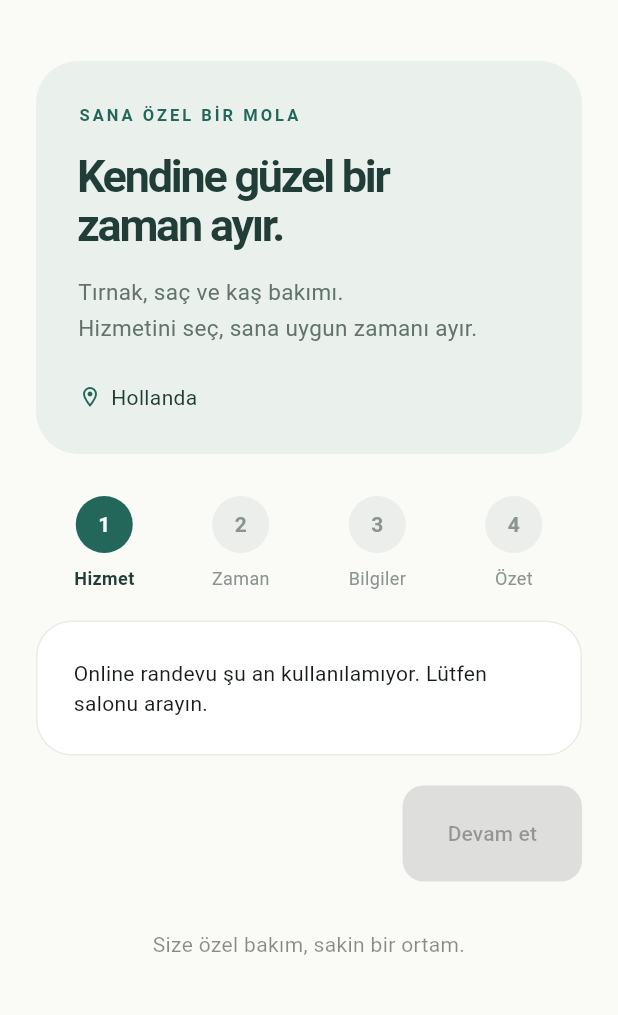
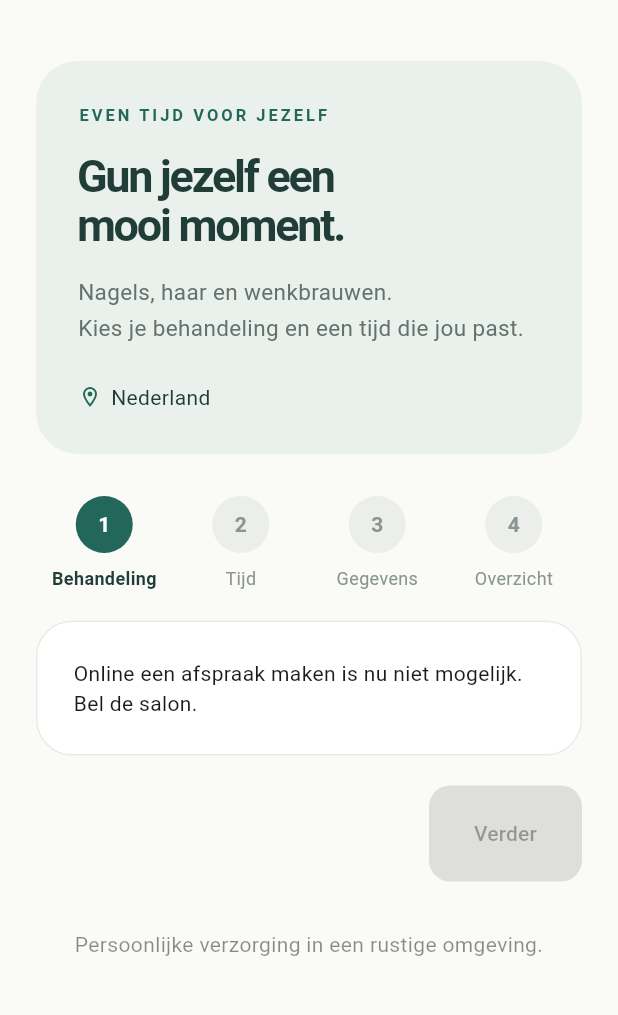
Before and after one commit to unalcan123/beauty-booking-app, a Flutter app: the screen it shows after launch, on a phone screen of 412 x 824 dp, the part 59-1074 px from its top. Run offline on Flutter 3.47's test engine with Material 3 defaults, Android fonts, the phone set to English and light mode, and no system bars; our stand-ins replace supabase_flutter; accounts and stored records are empty.

Commit message:
Translate the app and e-mails to Dutch
Customer booking flow, admin dashboard, cancel page and notification
e-mails are now Dutch. Cancel links use #/annuleren; #/iptal keeps
working for links already sent. supabase/dutch_names.sql renames the
services in an existing database.

Co-Authored-By: Claude Opus 5.5 <noreply@anthropic.com>

```diff
--- a/lib/booking_design.dart
+++ b/lib/booking_design.dart
@@ -11,13 +11,13 @@ class BookingHero extends StatelessWidget {
     decoration: BoxDecoration(color: const Color(0xFFEAF1EC), borderRadius: BorderRadius.circular(28)),
     child: LayoutBuilder(builder: (context, box) => Row(children: [
       Expanded(child: Column(crossAxisAlignment: CrossAxisAlignment.start, children: [
-        const Text('SANA ÖZEL BİR MOLA', style: TextStyle(color: accent, letterSpacing: 2, fontSize: 11, fontWeight: FontWeight.w700)),
+        const Text('EVEN TIJD VOOR JEZELF', style: TextStyle(color: accent, letterSpacing: 2, fontSize: 11, fontWeight: FontWeight.w700)),
         const SizedBox(height: 16),
-        Text('Kendine güzel bir\nzaman ayır.', style: TextStyle(color: ink, fontSize: box.maxWidth < 500 ? 30 : 46, fontWeight: FontWeight.w600, height: 1.1, letterSpacing: -1.5)),
+        Text('Gun jezelf een\nmooi moment.', style: TextStyle(color: ink, fontSize: box.maxWidth < 500 ? 30 : 46, fontWeight: FontWeight.w600, height: 1.1, letterSpacing: -1.5)),
         const SizedBox(height: 16),
-        const Text('Tırnak, saç ve kaş bakımı.\nHizmetini seç, sana uygun zamanı ayır.', style: TextStyle(color: Color(0xFF62726C), height: 1.6, fontSize: 15)),
+        const Text('Nagels, haar en wenkbrauwen.\nKies je behandeling en een tijd die jou past.', style: TextStyle(color: Color(0xFF62726C), height: 1.6, fontSize: 15)),
         const SizedBox(height: 24),
-        const Row(children: [Icon(Icons.location_on_outlined, size: 16, color: accent), SizedBox(width: 6), Text('Hollanda', style: TextStyle(color: ink))]),
+        const Row(children: [Icon(Icons.location_on_outlined, size: 16, color: accent), SizedBox(width: 6), Text('Nederland', style: TextStyle(color: ink))]),
       ])),
       if (box.maxWidth > 650) Container(width: 180, height: 180,
         decoration: BoxDecoration(color: const Color(0xFFD7E5DB), borderRadius: BorderRadius.circular(90)),
@@ -38,7 +38,7 @@ class BookingProgress extends StatelessWidget {
           child: Center(child: index < step ? const Icon(Icons.check, color: Colors.white, size: 18)
             : Text('${index + 1}', style: TextStyle(color: index == step ? Colors.white : const Color(0xFF8A9490), fontWeight: FontWeight.w600)))),
         const SizedBox(height: 8),
-        Text(['Hizmet', box.maxWidth < 420 ? 'Zaman' : 'Tarih & saat', 'Bilgiler', 'Özet'][index],
+        Text(['Behandeling', box.maxWidth < 420 ? 'Tijd' : 'Datum & tijd', 'Gegevens', 'Overzicht'][index],
           style: TextStyle(fontSize: 12, color: index <= step ? ink : const Color(0xFF8A9490), fontWeight: index == step ? FontWeight.w700 : FontWeight.w400)),
       ])),
     ]))),
@@ -65,7 +65,7 @@ class ModernServiceTile extends StatelessWidget {
             const SizedBox(width: 16),
             Expanded(child: Column(crossAxisAlignment: CrossAxisAlignment.start, children: [
               Text(title, style: const TextStyle(fontSize: 16, fontWeight: FontWeight.w600, color: ink)),
-              const SizedBox(height: 7), Row(children: [const Icon(Icons.schedule, size: 14, color: Color(0xFF7D8983)), const SizedBox(width: 5), Text('$minutes dakika', style: const TextStyle(fontSize: 13, color: Color(0xFF7D8983)))]),
+              const SizedBox(height: 7), Row(children: [const Icon(Icons.schedule, size: 14, color: Color(0xFF7D8983)), const SizedBox(width: 5), Text('$minutes minuten', style: const TextStyle(fontSize: 13, color: Color(0xFF7D8983)))]),
             ])),
             const SizedBox(width: 12), Text(price, style: const TextStyle(color: ink, fontWeight: FontWeight.w700, fontSize: 18)),
             const SizedBox(width: 12), Icon(selected ? Icons.check_circle : Icons.radio_button_unchecked, color: selected ? accent : const Color(0xFFCAD2CD), size: 22),
--- a/lib/booking_time_picker.dart
+++ b/lib/booking_time_picker.dart
@@ -22,7 +22,7 @@ class _BookingTimePickerState extends State<BookingTimePicker> {
   String? loadedFor;
   static const purple = Color(0xFF4E3473);
   static const blue = Color(0xFFD6EAFF);
-  static const months = ['Ocak','Şubat','Mart','Nisan','Mayıs','Haziran','Temmuz','Ağustos','Eylül','Ekim','Kasım','Aralık'];
+  static const months = ['Januari','Februari','Maart','April','Mei','Juni','Juli','Augustus','September','Oktober','November','December'];
   @override
   void initState() {
     super.initState();
@@ -59,14 +59,14 @@ class _BookingTimePickerState extends State<BookingTimePicker> {
       decoration: BoxDecoration(border: Border.all(color: const Color(0xFFE2E3E8)), borderRadius: BorderRadius.circular(3)),
       child: Column(children: [
         Row(children: [IconButton(onPressed: () => changeMonth(-1), icon: const Icon(Icons.chevron_left)),
-          if (constraints.maxWidth > 500) TextButton(onPressed: () => changeMonth(-1), child: const Text('Önceki ay')),
+          if (constraints.maxWidth > 500) TextButton(onPressed: () => changeMonth(-1), child: const Text('Vorige maand')),
           Expanded(child: Text('${months[month.month - 1]} ${month.year}', textAlign: TextAlign.center, style: const TextStyle(fontWeight: FontWeight.w600))),
-          if (constraints.maxWidth > 500) TextButton(onPressed: () => changeMonth(1), child: const Text('Sonraki ay')),
+          if (constraints.maxWidth > 500) TextButton(onPressed: () => changeMonth(1), child: const Text('Volgende maand')),
           IconButton(onPressed: () => changeMonth(1), icon: const Icon(Icons.chevron_right)),
         ]),
         const SizedBox(height: 32),
         Row(children: List.generate(columns, (i) => Expanded(child: Column(children: [
-          Text(['PZT','SAL','ÇAR','PER','CUM','CMT','PAZ'][i % 7], style: TextStyle(fontSize: 12, fontWeight: FontWeight.w600, color: i % 7 >= 5 ? const Color(0xFFD65D66) : const Color(0xFF484848))),
+          Text(['MA','DI','WO','DO','VR','ZA','ZO'][i % 7], style: TextStyle(fontSize: 12, fontWeight: FontWeight.w600, color: i % 7 >= 5 ? const Color(0xFFD65D66) : const Color(0xFF484848))),
           const SizedBox(height: 18), Container(width: 30, height: 1, color: const Color(0xFFAAAAAA)), const SizedBox(height: 10),
         ])))),
         ...List.generate(rows, (row) => Row(children: List.generate(columns, (col) => Expanded(child: day(first.add(Duration(days: row * columns + col))))))),
@@ -76,22 +76,22 @@ class _BookingTimePickerState extends State<BookingTimePicker> {
     decoration: BoxDecoration(border: Border.all(color: const Color(0xFFE2E3E8)), borderRadius: BorderRadius.circular(3)),
     child: Column(crossAxisAlignment: CrossAxisAlignment.start, children: [
       Text(widget.service, style: const TextStyle(fontWeight: FontWeight.w600, fontSize: 16)),
-      const SizedBox(height: 42), Text('${widget.minutes} dakika'), const SizedBox(height: 12), Text(euro(widget.price)),
+      const SizedBox(height: 42), Text('${widget.minutes} minuten'), const SizedBox(height: 12), Text(euro(widget.price)),
     ]));
   Widget slots() {
     final d = widget.date;
     final key = d == null ? null : '${isoDate(d)}|${widget.serviceId}';
     if (key != loadedFor) { loadedFor = key; available = d == null ? null : loadSlots(d); }
     return Column(crossAxisAlignment: CrossAxisAlignment.start, children: [
-    const Text('Uygun başlangıç saatleri', style: TextStyle(fontSize: 24, fontWeight: FontWeight.w600, color: Color(0xFF4B4B4B))),
+    const Text('Beschikbare begintijden', style: TextStyle(fontSize: 24, fontWeight: FontWeight.w600, color: Color(0xFF4B4B4B))),
     const SizedBox(height: 12),
-    if (widget.date == null) const Padding(padding: EdgeInsets.only(bottom: 12), child: Text('Önce takvimden bir gün seçin.')),
+    if (widget.date == null) const Padding(padding: EdgeInsets.only(bottom: 12), child: Text('Kies eerst een dag in de kalender.')),
     if (available != null) FutureBuilder<List<String>>(future: available, builder: (context, result) {
       if (result.connectionState != ConnectionState.done) return const Padding(padding: EdgeInsets.all(12), child: CircularProgressIndicator());
-      if (result.hasError) return Row(children: [const Expanded(child: Text('Müsait saatler yüklenemedi.')),
-        TextButton(onPressed: () => setState(() => loadedFor = null), child: const Text('Tekrar dene'))]);
+      if (result.hasError) return Row(children: [const Expanded(child: Text('Beschikbare tijden konden niet worden geladen.')),
+        TextButton(onPressed: () => setState(() => loadedFor = null), child: const Text('Opnieuw proberen'))]);
       final times = result.data!;
-      if (times.isEmpty) return const Text('Bu gün için müsait saat kalmadı. Lütfen başka bir gün seçin.');
+      if (times.isEmpty) return const Text('Er zijn op deze dag geen tijden meer vrij. Kies een andere dag.');
       return Wrap(spacing: 10, runSpacing: 10, children: times.map((value) {
         final selected = widget.time == value;
         return SizedBox(width: 111, height: 48, child: TextButton(
@@ -104,14 +104,14 @@ class _BookingTimePickerState extends State<BookingTimePicker> {
     }),
     const SizedBox(height: 22),
     Row(mainAxisAlignment: MainAxisAlignment.end, children: [const Icon(Icons.circle, size: 13, color: blue), const SizedBox(width: 6),
-      const Text('Müsait saatler', style: const TextStyle(color: Colors.black54, fontSize: 12))]),
+      const Text('Beschikbare tijden', style: const TextStyle(color: Colors.black54, fontSize: 12))]),
   ]);
   }
   @override
   Widget build(BuildContext context) => Column(children: [
     const Padding(padding: EdgeInsets.symmetric(vertical: 14), child: Row(children: [
-      Expanded(child: Text('Tarih ve saat', textAlign: TextAlign.center, style: TextStyle(fontSize: 20))),
-      Expanded(child: Text('Müşteri', textAlign: TextAlign.center, style: TextStyle(fontSize: 20, color: Color(0xFFC7C7C7)))),
+      Expanded(child: Text('Datum en tijd', textAlign: TextAlign.center, style: TextStyle(fontSize: 20))),
+      Expanded(child: Text('Klant', textAlign: TextAlign.center, style: TextStyle(fontSize: 20, color: Color(0xFFC7C7C7)))),
     ])),
     const Divider(height: 36, color: Color(0xFFE2E3E8)),
     const SizedBox(height: 20), calendar(), const SizedBox(height: 20),
--- a/lib/cancel_page.dart
+++ b/lib/cancel_page.dart
@@ -30,19 +30,19 @@ class _CancelPageState extends State<CancelPage> {
       done = true;
     } on PostgrestException catch (e) {
       error = switch (e.message) {
-        'too_late' => 'Randevuya 24 saatten az kaldığı için çevrim içi iptal edilemiyor. Lütfen salonu arayın.',
-        'already_cancelled' => 'Bu randevu zaten iptal edilmiş.',
-        _ => 'Randevu bulunamadı.',
+        'too_late' => 'Je afspraak begint binnen 24 uur en kan niet meer online worden geannuleerd. Bel de salon.',
+        'already_cancelled' => 'Deze afspraak is al geannuleerd.',
+        _ => 'Afspraak niet gevonden.',
       };
     } catch (_) {
-      error = 'İptal edilemedi. Bağlantınızı kontrol edip tekrar deneyin.';
+      error = 'Annuleren mislukt. Controleer je verbinding en probeer het opnieuw.';
     }
     if (mounted) setState(() => busy = false);
   }
   String when(String iso) {
     final t = DateTime.parse(iso).toLocal();
     String two(int n) => n.toString().padLeft(2, '0');
-    return '${two(t.day)}.${two(t.month)}.${t.year} ${two(t.hour)}:${two(t.minute)}';
+    return '${two(t.day)}-${two(t.month)}-${t.year} ${two(t.hour)}:${two(t.minute)}';
   }
 
   @override
@@ -55,21 +55,21 @@ class _CancelPageState extends State<CancelPage> {
         builder: (context, result) {
           if (result.connectionState != ConnectionState.done) return const Center(child: CircularProgressIndicator());
           final b = result.data;
-          if (result.hasError || b == null) return const Text('Randevu bulunamadı. Bağlantının tamamını kopyaladığınızdan emin olun.', textAlign: TextAlign.center);
+          if (result.hasError || b == null) return const Text('Afspraak niet gevonden. Controleer of je de volledige link hebt gekopieerd.', textAlign: TextAlign.center);
           final cancelled = done || b['status'] == 'cancelled';
           return Column(mainAxisSize: MainAxisSize.min, crossAxisAlignment: CrossAxisAlignment.start, children: [
-            const Text('Randevu iptali', style: TextStyle(fontSize: 26, fontWeight: FontWeight.w600)),
+            const Text('Afspraak annuleren', style: TextStyle(fontSize: 26, fontWeight: FontWeight.w600)),
             const SizedBox(height: 20),
-            Text('${b['service']}'), Text('${when(b['starts_at'] as String)} • ${b['duration_minutes']} dakika'),
+            Text('${b['service']}'), Text('${when(b['starts_at'] as String)} • ${b['duration_minutes']} minuten'),
             const SizedBox(height: 20),
-            if (cancelled) const Text('Randevunuz iptal edildi. Onay e-postası gönderilecek.', style: TextStyle(fontWeight: FontWeight.w600))
-            else if (b['cancellable'] != true) const Text('Randevuya 24 saatten az kaldığı için çevrim içi iptal edilemiyor. Lütfen salonu arayın.')
+            if (cancelled) const Text('Je afspraak is geannuleerd. Je ontvangt een bevestiging per e-mail.', style: TextStyle(fontWeight: FontWeight.w600))
+            else if (b['cancellable'] != true) const Text('Je afspraak begint binnen 24 uur en kan niet meer online worden geannuleerd. Bel de salon.')
             else SizedBox(width: double.infinity, child: FilledButton(
               style: FilledButton.styleFrom(backgroundColor: const Color(0xFFB3261E)),
-              onPressed: busy ? null : cancel, child: Text(busy ? 'İptal ediliyor…' : 'Randevuyu iptal et'))),
+              onPressed: busy ? null : cancel, child: Text(busy ? 'Bezig met annuleren…' : 'Afspraak annuleren'))),
             if (error != null) Padding(padding: const EdgeInsets.only(top: 12), child: Text(error!, style: const TextStyle(color: Colors.red))),
             const SizedBox(height: 16),
-            TextButton(onPressed: () => Navigator.of(context).pushNamedAndRemoveUntil('/', (_) => false), child: const Text('Yeni randevu al')),
+            TextButton(onPressed: () => Navigator.of(context).pushNamedAndRemoveUntil('/', (_) => false), child: const Text('Nieuwe afspraak maken')),
           ]);
         })))))),
   );
--- a/lib/main.dart
+++ b/lib/main.dart
@@ -25,7 +25,7 @@ class BeautyApp extends StatelessWidget {
       builder: (_) {
         final uri = Uri.parse(settings.name ?? '/');
         if (uri.path == '/admin' || uri.path == '/dashboard') return const AdminPortal();
-        if (uri.path == '/iptal') return CancelPage(token: uri.queryParameters['t'] ?? '');
+        if (uri.path == '/annuleren' || uri.path == '/iptal') return CancelPage(token: uri.queryParameters['t'] ?? '');
         return const BookingPage();
       },
     ),
@@ -86,7 +86,7 @@ class _BookingPageState extends State<BookingPage> {
   @override
   void dispose() { name.dispose(); phone.dispose(); email.dispose(); super.dispose(); }
 
-  String dateLabel(DateTime d) => '${d.day.toString().padLeft(2, '0')}.${d.month.toString().padLeft(2, '0')}.${d.year}';
+  String dateLabel(DateTime d) => '${d.day.toString().padLeft(2, '0')}-${d.month.toString().padLeft(2, '0')}-${d.year}';
   Future<void> chooseDate() async {
     final now = DateUtils.dateOnly(DateTime.now());
     final picked = await showDatePicker(context: context, initialDate: date ?? now,
@@ -114,15 +114,15 @@ class _BookingPageState extends State<BookingPage> {
       else if (problem == 'slot_taken') { step = 1; time = null; }
     });
     if (problem != null) ScaffoldMessenger.of(context).showSnackBar(SnackBar(content: Text(switch (problem) {
-      'slot_taken' => 'Bu saat az önce doldu. Lütfen başka bir saat seçin.',
-      'invalid_details' => 'İletişim bilgilerinizi kontrol edin.',
-      'too_many_bookings' => 'Bu e-posta ile çok sayıda aktif randevu var.',
-      _ => 'Randevu kaydedilemedi. Bağlantınızı kontrol edip tekrar deneyin.',
+      'slot_taken' => 'Dit tijdstip is net vergeven. Kies een andere tijd.',
+      'invalid_details' => 'Controleer je contactgegevens.',
+      'too_many_bookings' => 'Er staan al te veel actieve afspraken op dit e-mailadres.',
+      _ => 'De afspraak kon niet worden opgeslagen. Controleer je verbinding en probeer het opnieuw.',
     })));
   }
   void next() {
     if (step == 1 && (date == null || time == null)) {
-      ScaffoldMessenger.of(context).showSnackBar(const SnackBar(content: Text('Lütfen tarih ve saat seçin.')));
+      ScaffoldMessenger.of(context).showSnackBar(const SnackBar(content: Text('Kies een datum en tijd.')));
       return;
     }
     if (step == 2 && !form.currentState!.validate()) return;
@@ -141,38 +141,38 @@ class _BookingPageState extends State<BookingPage> {
         if (completed) ...[
           const Icon(Icons.check_circle_outline, size: 64, color: Color(0xFF79566C)),
           const SizedBox(height: 16),
-          const Text('Randevunuz alındı', textAlign: TextAlign.center, style: TextStyle(fontSize: 25)),
+          const Text('Je afspraak is gemaakt', textAlign: TextAlign.center, style: TextStyle(fontSize: 25)),
           const SizedBox(height: 12),
           Text('${name.text}\n${service.name}\n${dateLabel(date!)} • $time\n${service.priceLabel}', textAlign: TextAlign.center),
           const SizedBox(height: 12),
-          Text(backendConfigured ? 'Saat sizin için ayrıldı. Onay e-postası ${email.text.trim()} adresine gönderilecek.' : 'Bilgiler gönderilmedi ve kaydedilmedi.', textAlign: TextAlign.center),
+          Text(backendConfigured ? 'Het tijdstip is voor je gereserveerd. We sturen een bevestiging naar ${email.text.trim()}.' : 'Je gegevens zijn niet verzonden of opgeslagen.', textAlign: TextAlign.center),
           if (cancelToken != null) ...[
             const SizedBox(height: 12),
-            const Text('İptal etmeniz gerekirse (en geç 24 saat önce) bu bağlantıyı saklayın:', textAlign: TextAlign.center, style: TextStyle(color: Colors.black54)),
-            SelectableText('${Uri.base.removeFragment()}#/iptal?t=$cancelToken', textAlign: TextAlign.center),
+            const Text('Bewaar deze link als je wilt annuleren (uiterlijk 24 uur van tevoren):', textAlign: TextAlign.center, style: TextStyle(color: Colors.black54)),
+            SelectableText('${Uri.base.removeFragment()}#/annuleren?t=$cancelToken', textAlign: TextAlign.center),
           ],
           const SizedBox(height: 24),
-          OutlinedButton(onPressed: () => setState(() { completed = false; cancelToken = null; step = 0; date = null; time = null; name.clear(); phone.clear(); email.clear(); }), child: const Text('Yeni randevu seç')),
+          OutlinedButton(onPressed: () => setState(() { completed = false; cancelToken = null; step = 0; date = null; time = null; name.clear(); phone.clear(); email.clear(); }), child: const Text('Nieuwe afspraak maken')),
         ] else ...[
           BookingProgress(step: step),
           const SizedBox(height: 20),
           Container(padding: const EdgeInsets.all(24), decoration: BoxDecoration(color: Colors.white, borderRadius: BorderRadius.circular(24), border: Border.all(color: const Color(0xFFE8ECE7))), child: content()),
           const SizedBox(height: 20),
-          Row(children: [if (step > 0) TextButton(onPressed: () => setState(() => step--), child: const Text('Geri')),
-            const Spacer(), FilledButton(style: FilledButton.styleFrom(padding: const EdgeInsets.symmetric(horizontal: 30, vertical: 22), backgroundColor: accent, shape: RoundedRectangleBorder(borderRadius: BorderRadius.circular(14))), onPressed: submitting || (step == 0 && (servicesLoading || servicesFailed || services.isEmpty)) ? null : next, child: Text(step == 3 ? (submitting ? 'Kaydediliyor…' : 'Randevuyu onayla') : 'Devam et'))]),
+          Row(children: [if (step > 0) TextButton(onPressed: () => setState(() => step--), child: const Text('Terug')),
+            const Spacer(), FilledButton(style: FilledButton.styleFrom(padding: const EdgeInsets.symmetric(horizontal: 30, vertical: 22), backgroundColor: accent, shape: RoundedRectangleBorder(borderRadius: BorderRadius.circular(14))), onPressed: submitting || (step == 0 && (servicesLoading || servicesFailed || services.isEmpty)) ? null : next, child: Text(step == 3 ? (submitting ? 'Bezig met opslaan…' : 'Afspraak bevestigen') : 'Verder'))]),
         ],
         const SizedBox(height: 32),
-        const Text('Size özel bakım, sakin bir ortam.', textAlign: TextAlign.center, style: TextStyle(color: Colors.black45)),
+        const Text('Persoonlijke verzorging in een rustige omgeving.', textAlign: TextAlign.center, style: TextStyle(color: Colors.black45)),
       ]))),
   );
 
   Widget content() {
     if (step == 0 && servicesLoading) return const Center(child: CircularProgressIndicator());
-    if (step == 0 && !backendConfigured) return const Text('Online randevu şu an kullanılamıyor. Lütfen salonu arayın.');
-    if (step == 0 && (servicesFailed || services.isEmpty)) return Row(children: [const Expanded(child: Text('Hizmetler yüklenemedi.')),
-      TextButton(onPressed: loadServices, child: const Text('Tekrar dene'))]);
+    if (step == 0 && !backendConfigured) return const Text('Online een afspraak maken is nu niet mogelijk. Bel de salon.');
+    if (step == 0 && (servicesFailed || services.isEmpty)) return Row(children: [const Expanded(child: Text('Behandelingen konden niet worden geladen.')),
+      TextButton(onPressed: loadServices, child: const Text('Opnieuw proberen'))]);
     if (step == 0) return Column(crossAxisAlignment: CrossAxisAlignment.start, children: [
-      const Text('Hizmetini seç', style: TextStyle(fontSize: 24, fontWeight: FontWeight.w600)),
+      const Text('Kies je behandeling', style: TextStyle(fontSize: 24, fontWeight: FontWeight.w600)),
       const SizedBox(height: 16),
       ...services.map((s) => ModernServiceTile(
         title: s.name, price: s.priceLabel, minutes: s.minutes, icon: s.icon,
@@ -185,26 +185,26 @@ class _BookingPageState extends State<BookingPage> {
       onChanged: (selectedDate, selectedTime) => setState(() { date = selectedDate; time = selectedTime; }),
     );
     if (step == 2) return Form(key: form, child: Column(crossAxisAlignment: CrossAxisAlignment.start, children: [
-      const Text('İletişim bilgilerin', style: TextStyle(fontSize: 24, fontWeight: FontWeight.w600)),
+      const Text('Je contactgegevens', style: TextStyle(fontSize: 24, fontWeight: FontWeight.w600)),
       const SizedBox(height: 20),
-      TextFormField(controller: name, decoration: const InputDecoration(labelText: 'Ad soyad', border: OutlineInputBorder()),
-        validator: (v) => (v ?? '').trim().isEmpty ? 'Adınızı yazın.' : null),
+      TextFormField(controller: name, decoration: const InputDecoration(labelText: 'Voor- en achternaam', border: OutlineInputBorder()),
+        validator: (v) => (v ?? '').trim().isEmpty ? 'Vul je naam in.' : null),
       const SizedBox(height: 16),
-      TextFormField(controller: phone, keyboardType: TextInputType.phone, decoration: const InputDecoration(labelText: 'Telefon', hintText: '+31 …', border: OutlineInputBorder()),
-        validator: (v) => (v ?? '').replaceAll(RegExp(r'\D'), '').length < 9 ? 'Geçerli bir telefon numarası yazın.' : null),
+      TextFormField(controller: phone, keyboardType: TextInputType.phone, decoration: const InputDecoration(labelText: 'Telefoonnummer', hintText: '+31 …', border: OutlineInputBorder()),
+        validator: (v) => (v ?? '').replaceAll(RegExp(r'\D'), '').length < 9 ? 'Vul een geldig telefoonnummer in.' : null),
       const SizedBox(height: 16),
-      TextFormField(controller: email, keyboardType: TextInputType.emailAddress, decoration: const InputDecoration(labelText: 'E-posta', border: OutlineInputBorder()),
-        validator: (v) => !RegExp(r'^[^\s@]+@[^\s@]+\.[^\s@]+$').hasMatch((v ?? '').trim()) ? 'Geçerli bir e-posta yazın.' : null),
+      TextFormField(controller: email, keyboardType: TextInputType.emailAddress, decoration: const InputDecoration(labelText: 'E-mailadres', border: OutlineInputBorder()),
+        validator: (v) => !RegExp(r'^[^\s@]+@[^\s@]+\.[^\s@]+$').hasMatch((v ?? '').trim()) ? 'Vul een geldig e-mailadres in.' : null),
     ]));
     return Column(crossAxisAlignment: CrossAxisAlignment.start, children: [
-      const Text('Randevu özeti', style: TextStyle(fontSize: 24, fontWeight: FontWeight.w600)),
+      const Text('Overzicht van je afspraak', style: TextStyle(fontSize: 24, fontWeight: FontWeight.w600)),
       const SizedBox(height: 20),
-      ListTile(contentPadding: EdgeInsets.zero, leading: Icon(service.icon), title: Text(service.name), subtitle: Text('${service.minutes} dakika'), trailing: Text(service.priceLabel)),
+      ListTile(contentPadding: EdgeInsets.zero, leading: Icon(service.icon), title: Text(service.name), subtitle: Text('${service.minutes} minuten'), trailing: Text(service.priceLabel)),
       const Divider(),
       Text('${dateLabel(date!)} • $time • Europe/Amsterdam'),
       const SizedBox(height: 16), Text(name.text), Text(phone.text), Text(email.text),
       const SizedBox(height: 20),
-      const Text('Onayladığınızda saat tekrar kontrol edilir ve sizin için ayrılır.'),
+      const Text('Na bevestiging controleren we het tijdstip nog één keer en reserveren we het voor je.'),
     ]);
   }
 }
```
Also changed, not shown: lib/admin_portal.dart (+41 -36 lines), 6 other files.
